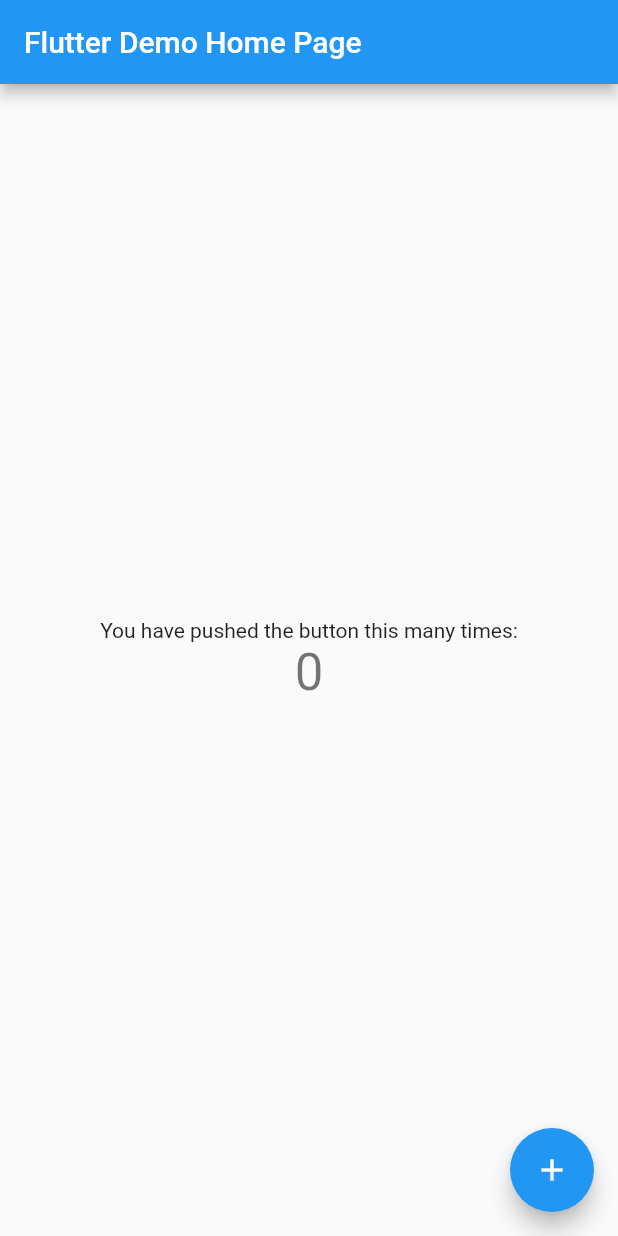
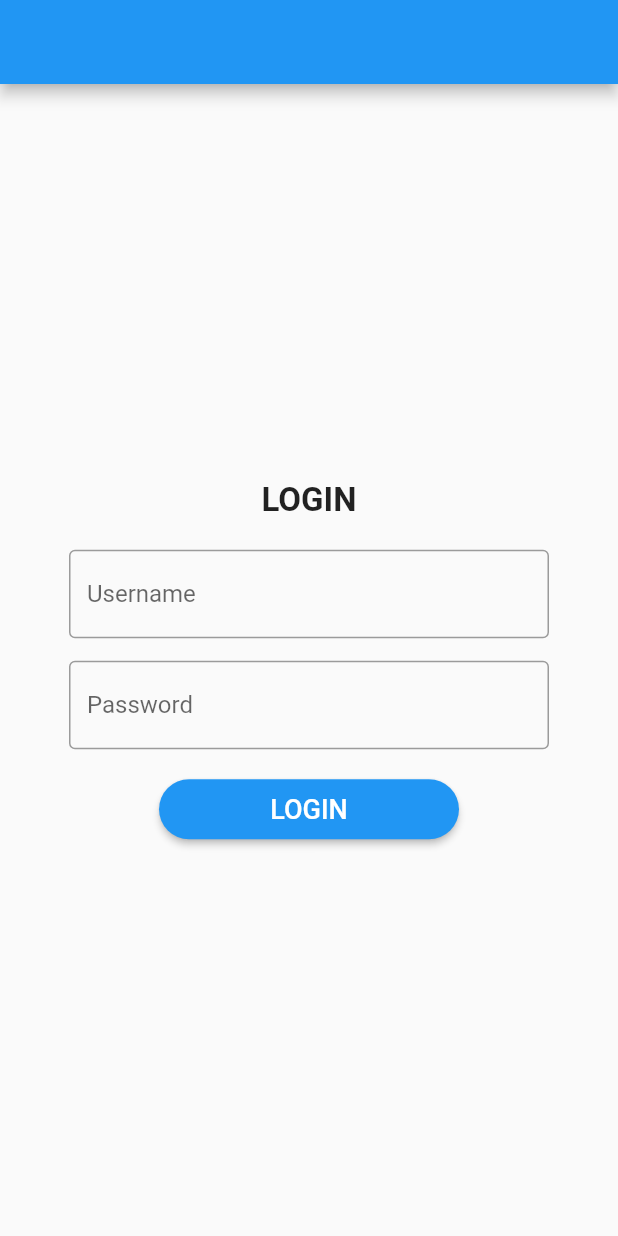
Before and after one commit to mrdyman/sale-app-with-flutter-objectbox, a Flutter app: the screen it shows after launch, on a phone screen of 412 x 824 dp. Run offline on Flutter 3.47's test engine with Material 2 defaults, Android fonts, the phone set to English and light mode, and no system bars.

Commit message:
create all screen UI

```diff
--- a/lib/main.dart
+++ b/lib/main.dart
@@ -1,4 +1,5 @@
 import 'package:flutter/material.dart';
+import 'package:penjualan_app/screen/login_screen.dart';
 
 void main() {
   runApp(const MyApp());
@@ -7,39 +8,20 @@
 class MyApp extends StatelessWidget {
   const MyApp({super.key});
 
-  // This widget is the root of your application.
   @override
   Widget build(BuildContext context) {
     return MaterialApp(
       title: 'Flutter Demo',
       theme: ThemeData(
-        // This is the theme of your application.
-        //
-        // Try running your application with "flutter run". You'll see the
-        // application has a blue toolbar. Then, without quitting the app, try
-        // changing the primarySwatch below to Colors.green and then invoke
-        // "hot reload" (press "r" in the console where you ran "flutter run",
-        // or simply save your changes to "hot reload" in a Flutter IDE).
-        // Notice that the counter didn't reset back to zero; the application
-        // is not restarted.
         primarySwatch: Colors.blue,
       ),
-      home: const MyHomePage(title: 'Flutter Demo Home Page'),
+      home: const LoginScreen(),
     );
   }
 }
 
 class MyHomePage extends StatefulWidget {
   const MyHomePage({super.key, required this.title});
-
-  // This widget is the home page of your application. It is stateful, meaning
-  // that it has a State object (defined below) that contains fields that affect
-  // how it looks.
-
-  // This class is the configuration for the state. It holds the values (in this
-  // case the title) provided by the parent (in this case the App widget) and
-  // used by the build method of the State. Fields in a Widget subclass are
-  // always marked "final".
 
   final String title;
 
@@ -52,11 +34,6 @@
 
   void _incrementCounter() {
     setState(() {
-      // This call to setState tells the Flutter framework that something has
-      // changed in this State, which causes it to rerun the build method below
-      // so that the display can reflect the updated values. If we changed
-      // _counter without calling setState(), then the build method would not be
-      // called again, and so nothing would appear to happen.
       _counter++;
     });
   }
--- /dev/null
+++ b/lib/screen/login_screen.dart
@@ -0,0 +1,53 @@
+import 'package:flutter/material.dart';
+
+class LoginScreen extends StatelessWidget {
+  const LoginScreen({super.key});
+
+  @override
+  Widget build(BuildContext context) {
+    return Scaffold(
+      appBar: AppBar(),
+      body: Padding(
+        padding: const EdgeInsets.all(18.0),
+        child: Column(mainAxisAlignment: MainAxisAlignment.center, children: [
+          const Text(
+            'LOGIN',
+            style: TextStyle(fontSize: 22, fontWeight: FontWeight.bold),
+          ),
+          Padding(
+            padding: const EdgeInsets.symmetric(horizontal: 28, vertical: 20),
+            child: Column(
+              children: const [
+                TextField(
+                  decoration: InputDecoration(
+                    border: OutlineInputBorder(),
+                    labelText: 'Username',
+                  ),
+                ),
+                SizedBox(height: 15),
+                TextField(
+                  obscureText: true,
+                  decoration: InputDecoration(
+                    border: OutlineInputBorder(),
+                    labelText: 'Password',
+                  ),
+                ),
+              ],
+            ),
+          ),
+          SizedBox(
+              width: 200,
+              height: 40,
+              child: ElevatedButton(
+                onPressed: () => 1,
+                style: ElevatedButton.styleFrom(shape: const StadiumBorder()),
+                child: const Text(
+                  'LOGIN',
+                  style: TextStyle(fontSize: 18),
+                ),
+              ))
+        ]),
+      ),
+    );
+  }
+}
--- a/pubspec.yaml
+++ b/pubspec.yaml
@@ -12,6 +12,8 @@
     sdk: flutter
 
   cupertino_icons: ^1.0.2
+  flutter_bloc: ^8.1.2
+  objectbox: ^1.7.2
 
 dev_dependencies:
   flutter_test:
```
Also changed, not shown: lib/components/product_item.dart (added, +59 -0 lines), lib/screen/checkout_screen.dart (added, +127 -0 lines), lib/screen/product_detail_screen.dart (added, +87 -0 lines), lib/screen/product_screen.dart (added, +46 -0 lines), pubspec.lock.
